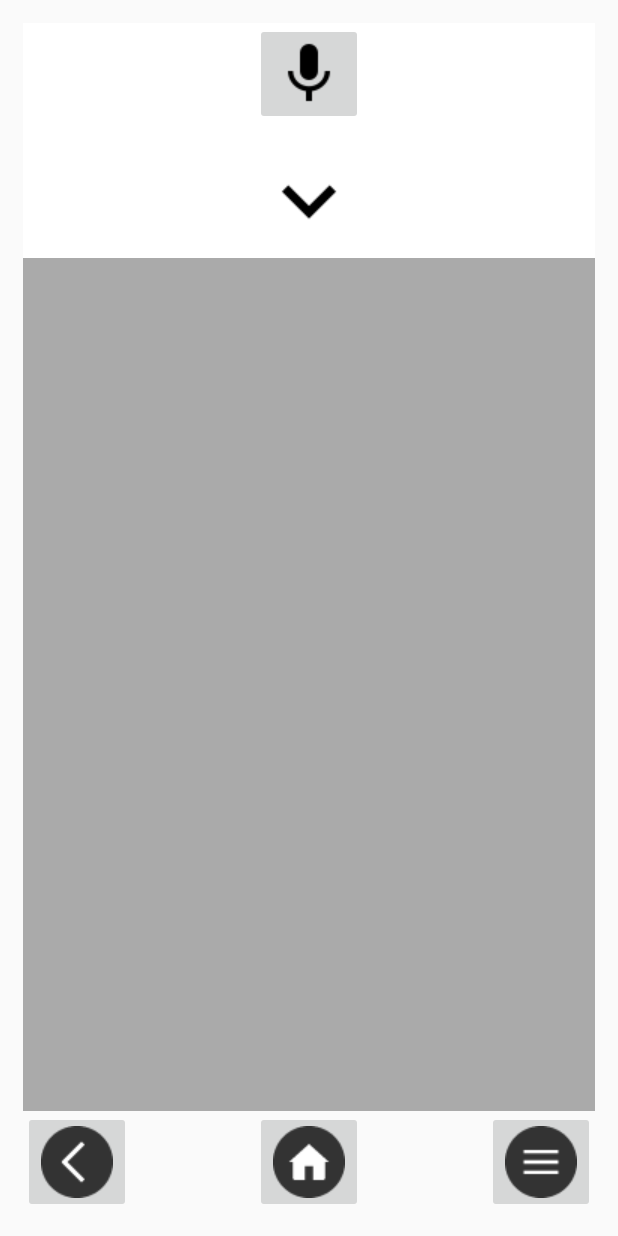
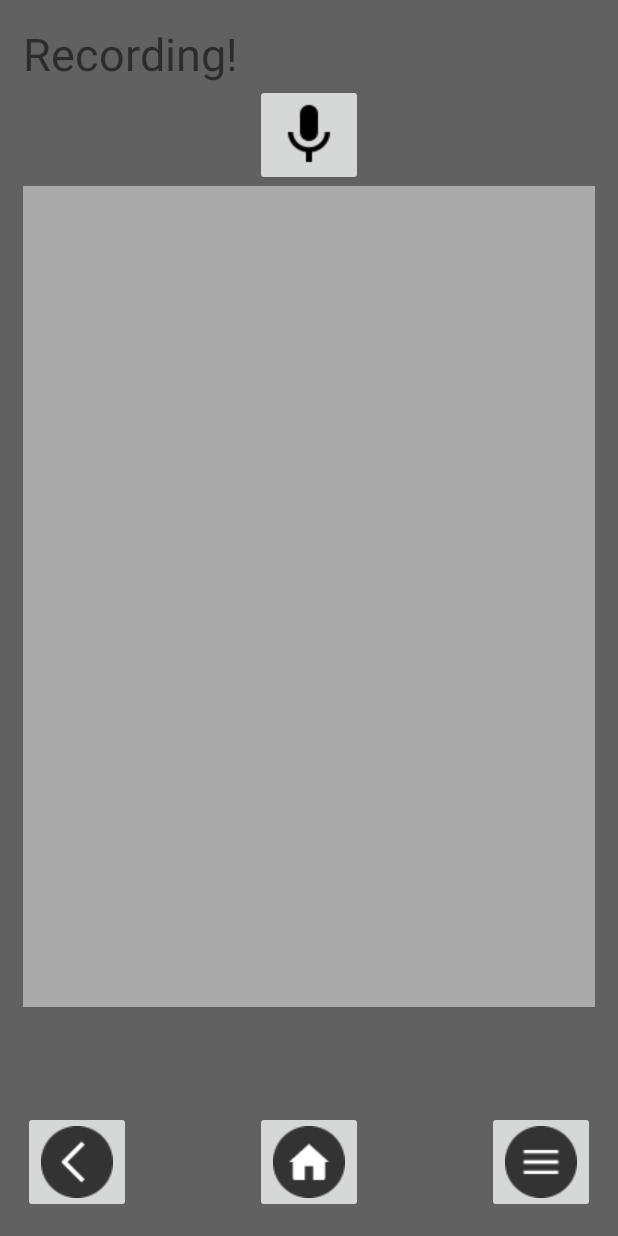
Before and after one commit to deamonoid/RemoteProtoype, an Android app: the layout cmd_centre.xml on its own in the app's theme, with its tools: preview values and no code run, on a phone screen of 412 x 824 dp. Run offline under Robolectric (Android 15) with nearby library versions, the phone set to English and light mode, and no system bars.

Commit message:
Change theme and style

```diff
--- a/app/src/main/java/com/example/ghost/RemotePrototype/CommandCentre.java
+++ b/app/src/main/java/com/example/ghost/RemotePrototype/CommandCentre.java
@@ -58,8 +58,6 @@ public class CommandCentre extends AppCompatActivity implements View.OnClickList
         backButton = (ImageButton) findViewById(R.id.backButton);
         micButton = (ImageButton) findViewById(R.id.micButton);
 
-        slideText = findViewById(R.id.slideText);
-        recordPanel = findViewById(R.id.record_panel);
 
         homeButton.setOnClickListener(this);
         menuButton.setOnClickListener(this);
--- a/app/src/main/res/layout/cmd_centre.xml
+++ b/app/src/main/res/layout/cmd_centre.xml
@@ -1,17 +1,12 @@
 <?xml version="1.0" encoding="utf-8"?>
-<RelativeLayout xmlns:android="http://schemas.android.com/apk/res/android"
+<LinearLayout xmlns:android="http://schemas.android.com/apk/res/android"
     xmlns:app="http://schemas.android.com/apk/res-auto"
     android:layout_width="match_parent"
     android:layout_height="match_parent"
-    android:layout_margin="15dp">
+    android:background="@color/colorPrimaryDark"
+    android:orientation="vertical"
+    android:padding="15dp">
 
-    <TextView
-        android:id="@+id/mousePad"
-        android:layout_width="match_parent"
-        android:layout_height="match_parent"
-        android:layout_above="@+id/homeButton"
-        android:background="@android:color/darker_gray"
-        android:clickable="true" />
 
     <TextView
         android:layout_width="match_parent"
@@ -19,20 +14,6 @@
         android:layout_alignParentTop="true"
         android:text="@string/recording"
         android:textSize="30sp" />
-
-    <FrameLayout
-        android:id="@+id/record_panel"
-        android:layout_width="match_parent"
-        android:layout_height="wrap_content"
-        android:visibility="visible"
-        android:background="#ffffff">
-
-        <LinearLayout
-            android:id="@+id/slideText"
-            android:layout_width="match_parent"
-            android:layout_height="wrap_content"
-            android:layout_gravity="center"
-            android:orientation="vertical">
 
     <ImageButton
         android:id="@+id/micButton"
@@ -43,23 +24,23 @@
         android:src="@drawable/mic" />
 
     <TextView
-                android:id="@+id/slideToCancelTextView"
-                android:layout_width="wrap_content"
-                android:layout_height="wrap_content"
-                android:layout_gravity="center_horizontal"
-                android:textSize="12sp" />
+        android:id="@+id/mousePad"
+        android:layout_width="match_parent"
+        android:layout_height="0dp"
+        android:layout_above="@+id/homeButton"
+        android:layout_weight="1"
+        android:background="@android:color/darker_gray"
+        android:clickable="true" />
 
-            <ImageView
-                android:layout_width="wrap_content"
-                android:layout_height="wrap_content"
-                android:layout_gravity="center_horizontal"
-                android:src="@drawable/arrowdown" />
+    <RelativeLayout
+        android:layout_width="match_parent"
+        android:layout_height="0dp"
+        android:layout_weight="0.25">
 
-        </LinearLayout>
-    </FrameLayout>
 
         <ImageButton
             android:id="@+id/homeButton"
+            style="@style/Widget.AppCompat.ImageButton"
             android:layout_width="wrap_content"
             android:layout_height="wrap_content"
             android:layout_alignParentBottom="true"
@@ -88,3 +69,5 @@
             app:srcCompat="@drawable/back" />
 
     </RelativeLayout>
+
+</LinearLayout>
--- a/app/src/main/res/layout/scan_centre.xml
+++ b/app/src/main/res/layout/scan_centre.xml
@@ -2,8 +2,9 @@
 <LinearLayout xmlns:android="http://schemas.android.com/apk/res/android"
     android:layout_width="match_parent"
     android:layout_height="match_parent"
-    android:layout_margin="70dp"
-    android:orientation="vertical">
+    android:padding="70dp"
+    android:orientation="vertical"
+    android:background="@color/colorPrimaryDark">
 
     <Button
         android:id="@+id/scanButton"
--- a/app/src/main/res/values/colors.xml
+++ b/app/src/main/res/values/colors.xml
@@ -1,6 +1,6 @@
 <?xml version="1.0" encoding="utf-8"?>
 <resources>
-    <color name="colorPrimary">#3F51B5</color>
-    <color name="colorPrimaryDark">#303F9F</color>
-    <color name="colorAccent">#FF4081</color>
+    <color name="colorPrimary">#9E9E9E</color>
+    <color name="colorPrimaryDark">#616161</color>
+    <color name="colorAccent">#607D8B</color>
 </resources>
```
Lines whose indentation alone changed are shown as unchanged.
